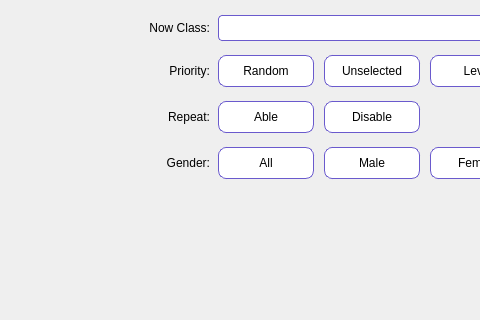
Above: component/optionpage/optionpage.ui from NagatoRailgun/zhuangding before the change; both pictures show x 0 to 480 and y 0 to 320 of the 640 by 540 pixel window. Below: the same form after it.
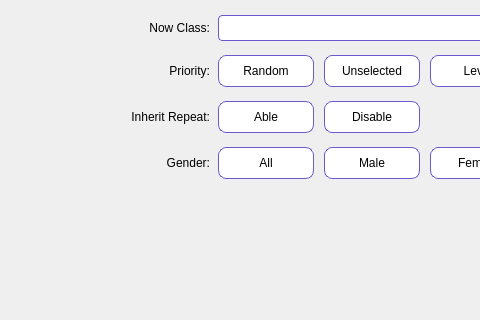
That is the form after the change.

Diff of the .ui file:
```diff
--- a/component/optionpage/optionpage.ui
+++ b/component/optionpage/optionpage.ui
@@ -425,7 +425,7 @@
                </size>
               </property>
               <property name="text">
-               <string>Repeat:</string>
+               <string>‌Inherit Repeat:</string>
               </property>
               <property name="alignment">
                <set>Qt::AlignRight|Qt::AlignTrailing|Qt::AlignVCenter</set>
```
